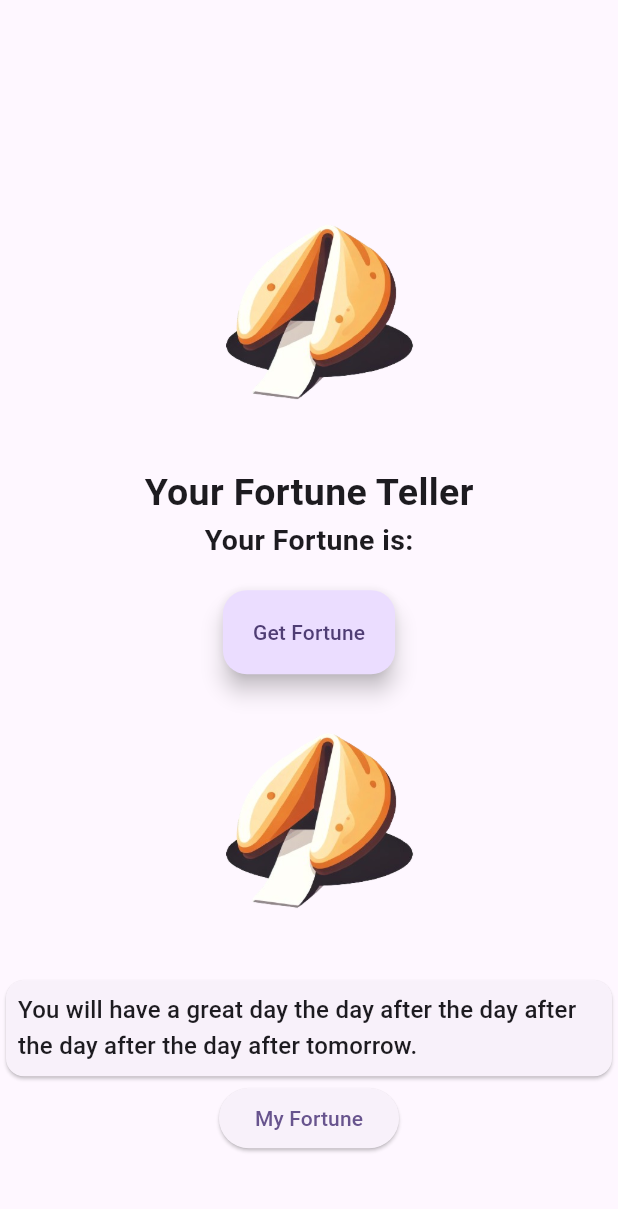
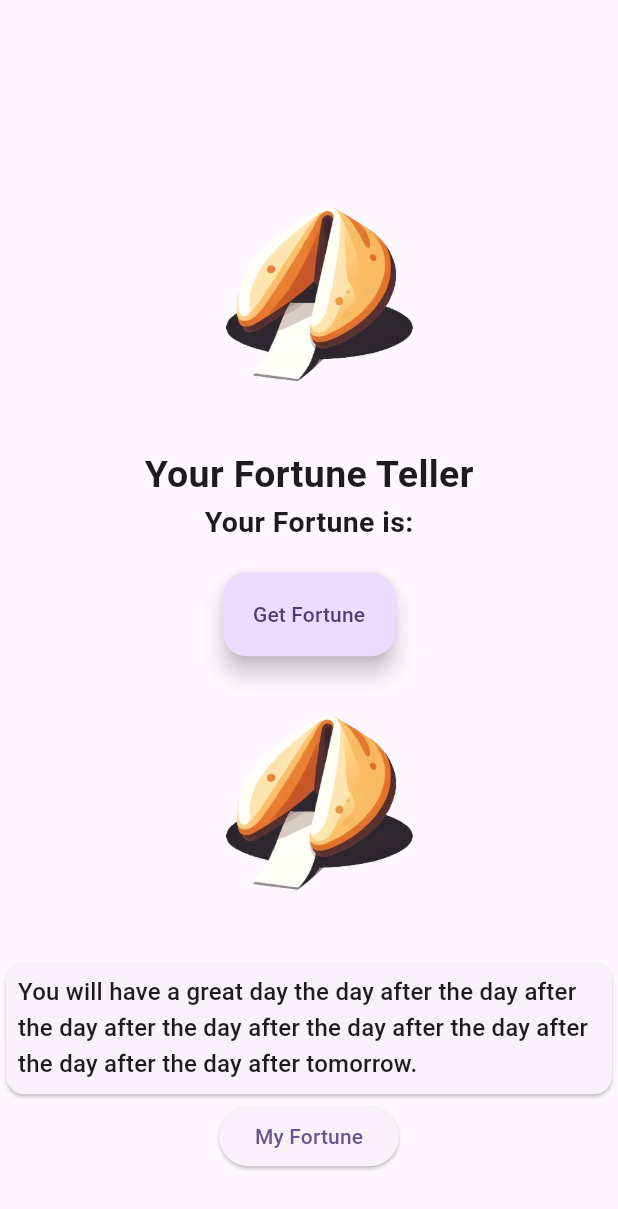
Before and after one commit to SHUBHANKARPOLYGON/fortune-cookie-app, a Flutter app: the screen it shows after launch, after a tap on "Get Fortune", on a phone screen of 412 x 824 dp. Shown: the top 1209 px of the screen. Run offline on Flutter 3.47's test engine with Material 3 defaults, Android fonts, the phone set to English and light mode, and no system bars.

```diff
--- a/lib/main.dart
+++ b/lib/main.dart
@@ -46,6 +46,8 @@ class _MyHomePageState extends State<MyHomePage> {
     "You will have a great day the day after the day after the day after the day after the day after the day after the day after tomorrow.",
     "You will have a great day the day after the day after the day after the day after the day after the day after the day after the day after tomorrow.",
     "You will have a great day the day after the day after the day after the day after the day after the day after the day after the day after the day after tomorrow.",
+    "You will have a great day the day after the day after the day after the day after the day after the day after the day after the day after the day after the day after tomorrow.",
+    "You will have a great day",
   ];
 
   void _randomFortune() {
@@ -53,6 +55,7 @@ class _MyHomePageState extends State<MyHomePage> {
     int fortune = random.nextInt(_fortuneList.length);
     setState(() {
       _currentFortune = _fortuneList[fortune];
+
     });
 
     print(_currentFortune);
@@ -61,6 +64,7 @@ class _MyHomePageState extends State<MyHomePage> {
   @override
   Widget build(BuildContext context) {
     return Scaffold(
+
       appBar: AppBar(),
       body: Center(
         child: Column(
@@ -70,6 +74,7 @@ class _MyHomePageState extends State<MyHomePage> {
               'assets/images/fortune_cookie.png',
                 width: 200,
                 height: 200,
+
                 fit: BoxFit.cover,
               ),
 
@@ -77,6 +82,7 @@ class _MyHomePageState extends State<MyHomePage> {
               "Your Fortune Teller",
               style: TextStyle(
                 fontSize: 25,
+
                 fontWeight: FontWeight.bold,
               ),
             ),
@@ -85,6 +91,7 @@ class _MyHomePageState extends State<MyHomePage> {
               "Your Fortune is:",
               style: TextStyle(
                 fontSize: 19,
+
                 fontWeight: FontWeight.bold,
               ),
             ),
@@ -92,6 +99,7 @@ class _MyHomePageState extends State<MyHomePage> {
             const SizedBox(height: 20),
             FloatingActionButton.extended(
               onPressed: _randomFortune,
+
               label: const Text('Get Fortune'),
             ),
 
@@ -99,6 +107,7 @@ class _MyHomePageState extends State<MyHomePage> {
               'assets/images/fortune_cookie.png',
               width: 200,
               height: 200,
+
               fit: BoxFit.cover,
             ) , // FloatingActionButton
             Card(
--- a/pubspec.yaml
+++ b/pubspec.yaml
@@ -60,6 +60,7 @@ flutter:
   assets:
     - assets/images/fortune_cookie.png
 
+
   # An image asset can refer to one or more resolution-specific "variants", see
   # https://flutter.dev/to/resolution-aware-images
 
```
